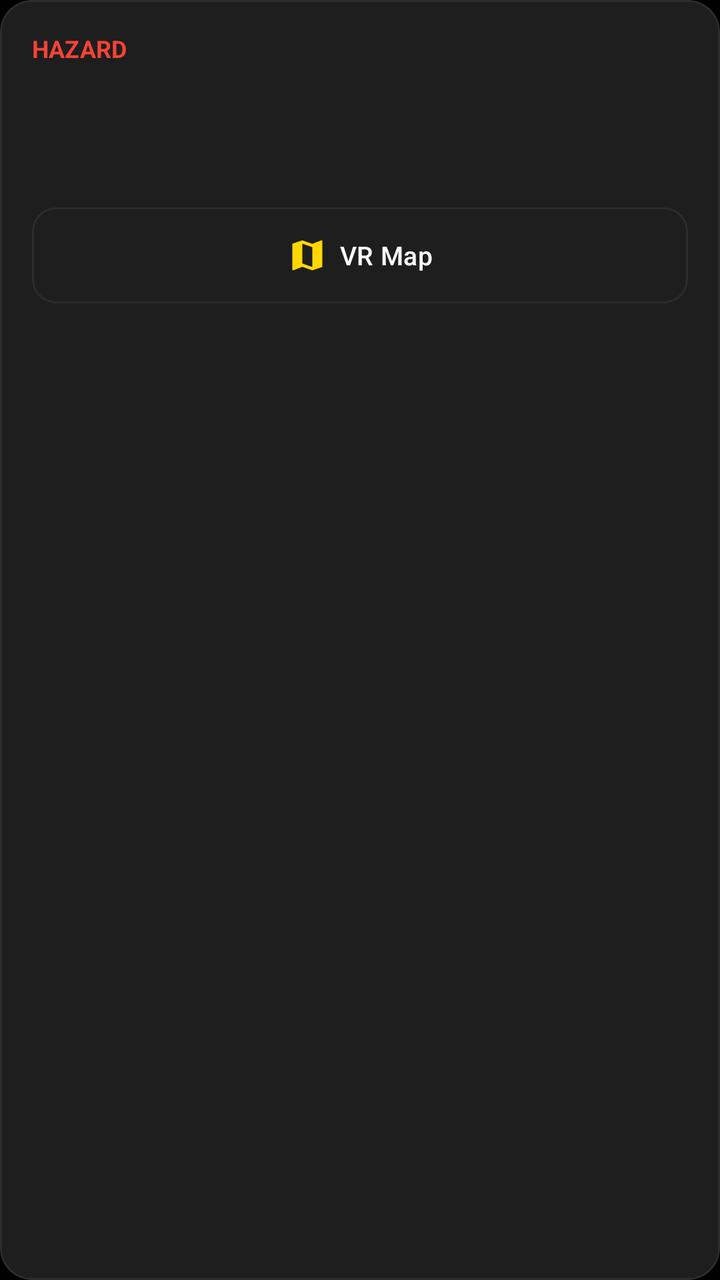
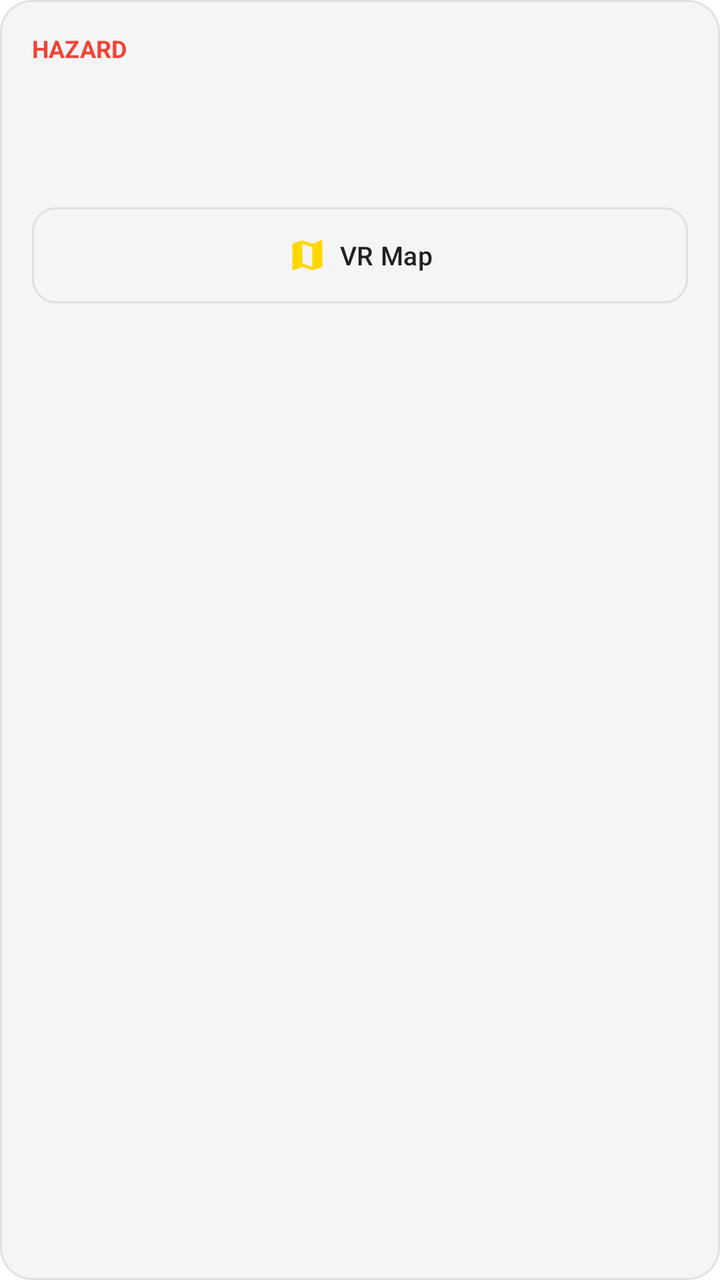

Screens rendered from an Android XML layout before and after an edit, with the pre-edit source and the edit as a unified diff.
<!-- AndroidManifest.xml: application theme Theme.Resilio -->
<!-- res/layout/item_hazard_location.xml -->
<?xml version="1.0" encoding="utf-8"?>
<com.google.android.material.card.MaterialCardView xmlns:android="http://schemas.android.com/apk/res/android"
    xmlns:app="http://schemas.android.com/apk/res-auto"
    android:layout_width="match_parent"
    android:layout_height="wrap_content"
    android:layout_marginBottom="16dp"
    app:cardBackgroundColor="@color/surface_dark"
    app:cardCornerRadius="16dp"
    app:strokeColor="@color/divider_color"
    app:strokeWidth="1dp">

    <LinearLayout
        android:layout_width="match_parent"
        android:layout_height="wrap_content"
        android:orientation="vertical"
        android:padding="16dp">

        <TextView
            android:layout_width="wrap_content"
            android:layout_height="wrap_content"
            android:text="@string/hazard_location_badge"
            android:textColor="@color/emergency_red"
            android:textSize="12sp"
            android:textStyle="bold" />

        <TextView
            android:id="@+id/tv_hazard_type"
            android:layout_width="match_parent"
            android:layout_height="wrap_content"
            android:layout_marginTop="4dp"
            android:textColor="@color/text_primary"
            android:textSize="18sp"
            android:textStyle="bold" />

        <TextView
            android:id="@+id/tv_hazard_description"
            android:layout_width="match_parent"
            android:layout_height="wrap_content"
            android:layout_marginTop="8dp"
            android:textColor="@color/text_secondary"
            android:textSize="14sp"
            android:visibility="gone" />

        <TextView
            android:id="@+id/tv_hazard_address"
            android:layout_width="match_parent"
            android:layout_height="wrap_content"
            android:layout_marginTop="8dp"
            android:textColor="@color/text_secondary"
            android:textSize="14sp" />

        <LinearLayout
            android:layout_width="match_parent"
            android:layout_height="wrap_content"
            android:layout_marginTop="16dp"
            android:baselineAligned="false"
            android:gravity="center_vertical"
            android:orientation="horizontal">

            <com.google.android.material.button.MaterialButton
                android:id="@+id/btn_view_hazard_on_map"
                style="@style/Widget.Resilio.EvacuationActionButton.Outlined"
                android:layout_width="0dp"
                android:layout_height="48dp"
                android:layout_weight="1"
                android:text="@string/view_on_vr_map"
                android:textColor="@color/text_primary"
                app:icon="@drawable/ic_map"
                app:iconTint="@color/gold_accent"
                app:strokeColor="@color/divider_color" />

            <com.google.android.material.button.MaterialButton
                android:id="@+id/btn_delete_hazard_location"
                style="@style/Widget.Resilio.EvacuationActionButton"
                android:layout_width="0dp"
                android:layout_height="48dp"
                android:layout_marginStart="12dp"
                android:layout_weight="1"
                android:contentDescription="@string/delete_hazard_location"
                android:text="@string/delete_hazard_location"
                android:textColor="@color/white"
                android:visibility="gone"
                app:backgroundTint="@color/emergency_red"
                app:icon="@drawable/ic_delete"
                app:iconTint="@color/white" />
        </LinearLayout>
    </LinearLayout>
</com.google.android.material.card.MaterialCardView>
<!-- resources referenced by this layout -->
<resources>
  <color name="divider_color">#2C2C2C</color>
  <color name="emergency_red">#F44336</color>
  <color name="gold_accent">#FFD700</color>
  <color name="surface_dark">#1E1E1E</color>
  <color name="text_primary">#FFFFFF</color>
  <color name="text_secondary">#B0B0B0</color>
  <color name="white">#FFFFFFFF</color>
  <!-- drawable ic_delete (drawable) -->
  <?xml version="1.0" encoding="utf-8"?>
  <vector xmlns:android="http://schemas.android.com/apk/res/android"
      android:width="24dp"
      android:height="24dp"
      android:viewportWidth="24"
      android:viewportHeight="24">
      <path
          android:fillColor="#FFFFFFFF"
          android:pathData="M6,19c0,1.1 0.9,2 2,2h8c1.1,0 2,-0.9 2,-2V7H6v12zM19,4h-3.5l-1,-1h-5l-1,1H5v2h14V4z" />
  </vector>
  <!-- drawable ic_map (drawable) -->
  <vector xmlns:android="http://schemas.android.com/apk/res/android"
      android:width="24dp"
      android:height="24dp"
      android:viewportWidth="24"
      android:viewportHeight="24">
    <path
        android:fillColor="#FF000000"
        android:pathData="M20.5,3l-0.16,0.03L15,5.1L9,3L3.36,4.9c-0.21,0.07 -0.36,0.25 -0.36,0.48V20.5c0,0.28 0.22,0.5 0.5,0.5l0.16,-0.03L9,18.9l6,2.1l5.64,-1.9c0.21,-0.07 0.36,-0.25 0.36,-0.48V3.5c0,-0.28 -0.22,-0.5 -0.5,-0.5zM15,19l-6,-2.11V5l6,2.11V19z"/>
  </vector>
  <string name="delete_hazard_location">Delete</string>
  <string name="hazard_location_badge">HAZARD</string>
  <string name="view_on_vr_map">VR Map</string>
  <style name="Widget.Resilio.EvacuationActionButton" parent="Widget.Material3.Button">
          <item name="android:layout_height">48dp</item>
          <item name="android:minHeight">48dp</item>
          <item name="android:insetTop">0dp</item>
          <item name="android:insetBottom">0dp</item>
          <item name="android:textSize">13sp</item>
          <item name="android:maxLines">1</item>
          <item name="android:ellipsize">end</item>
          <item name="cornerRadius">12dp</item>
          <item name="iconSize">20dp</item>
          <item name="iconGravity">textStart</item>
          <item name="iconPadding">6dp</item>
      </style>
  <style name="Widget.Resilio.EvacuationActionButton.Outlined" parent="Widget.Material3.Button.OutlinedButton">
          <item name="android:layout_height">48dp</item>
          <item name="android:minHeight">48dp</item>
          <item name="android:insetTop">0dp</item>
          <item name="android:insetBottom">0dp</item>
          <item name="android:textSize">13sp</item>
          <item name="android:maxLines">1</item>
          <item name="android:ellipsize">end</item>
          <item name="cornerRadius">12dp</item>
          <item name="iconSize">20dp</item>
          <item name="iconGravity">textStart</item>
          <item name="iconPadding">6dp</item>
          <item name="strokeColor">@color/divider_color</item>
      </style>
  <style name="Theme.Resilio" parent="Base.Theme.Resilio" />
  <style name="Base.Theme.Resilio" parent="Theme.Material3.Dark.NoActionBar">
          
          <item name="colorPrimary">@color/gold_accent</item>
          <item name="colorOnPrimary">@color/background_dark</item>
          <item name="colorSecondary">@color/secondary_blue</item>
          <item name="colorOnSecondary">@color/white</item>
          <item name="colorTertiary">@color/primary_green</item>
          <item name="android:windowBackground">@color/background_dark</item>
          <item name="android:textColorPrimary">@color/text_primary</item>
          <item name="android:textColorSecondary">@color/text_secondary</item>
      </style>
  <color name="background_dark">#000000</color>
  <color name="secondary_blue">#2196F3</color>
  <color name="primary_green">#4CAF50</color>
</resources>

<!-- the commit's change to res/layout/item_hazard_location.xml (unified diff, before → after) -->
@@ -4,7 +4,7 @@
     android:layout_width="match_parent"
     android:layout_height="wrap_content"
     android:layout_marginBottom="16dp"
-    app:cardBackgroundColor="@color/surface_dark"
+    app:cardBackgroundColor="@color/surface"
     app:cardCornerRadius="16dp"
     app:strokeColor="@color/divider_color"
     app:strokeWidth="1dp">
<!-- resource entries referenced after the edit -->
@@ -1,11 +1,11 @@
 <!-- resources referenced by this layout -->
 <resources>
-  <color name="divider_color">#2C2C2C</color>
+  <color name="divider_color">#E0E0E0</color>
   <color name="emergency_red">#F44336</color>
   <color name="gold_accent">#FFD700</color>
-  <color name="surface_dark">#1E1E1E</color>
-  <color name="text_primary">#FFFFFF</color>
-  <color name="text_secondary">#B0B0B0</color>
+  <color name="surface">#F5F5F5</color>
+  <color name="text_primary">#212121</color>
+  <color name="text_secondary">#757575</color>
   <color name="white">#FFFFFFFF</color>
   <!-- drawable ic_delete (drawable) -->
   <?xml version="1.0" encoding="utf-8"?>
@@ -59,19 +59,20 @@
           <item name="strokeColor">@color/divider_color</item>
       </style>
   <style name="Theme.Resilio" parent="Base.Theme.Resilio" />
-  <style name="Base.Theme.Resilio" parent="Theme.Material3.Dark.NoActionBar">
+  <style name="Base.Theme.Resilio" parent="Theme.Material3.DayNight.NoActionBar">
           
           <item name="colorPrimary">@color/gold_accent</item>
-          <item name="colorOnPrimary">@color/background_dark</item>
+          <item name="colorOnPrimary">@color/black</item>
           <item name="colorSecondary">@color/secondary_blue</item>
           <item name="colorOnSecondary">@color/white</item>
           <item name="colorTertiary">@color/primary_green</item>
-          <item name="android:windowBackground">@color/background_dark</item>
+          <item name="android:windowBackground">@color/background</item>
           <item name="android:textColorPrimary">@color/text_primary</item>
           <item name="android:textColorSecondary">@color/text_secondary</item>
       </style>
-  <color name="background_dark">#000000</color>
+  <color name="black">#FF000000</color>
   <color name="secondary_blue">#2196F3</color>
   <color name="primary_green">#4CAF50</color>
+  <color name="background">#FFFFFF</color>
 </resources>
 
